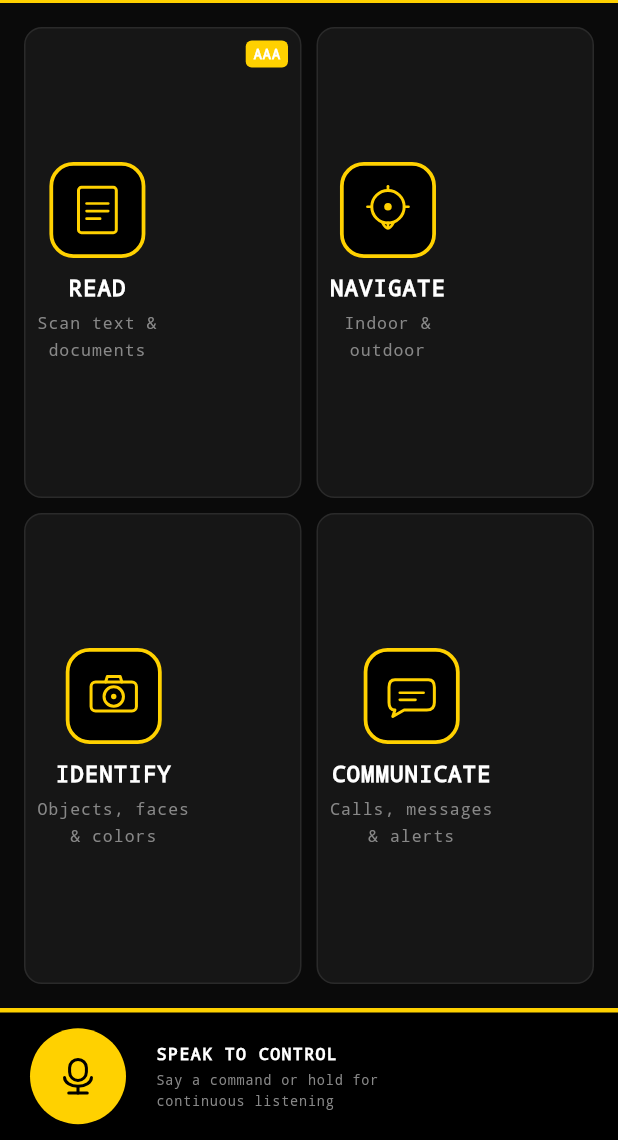
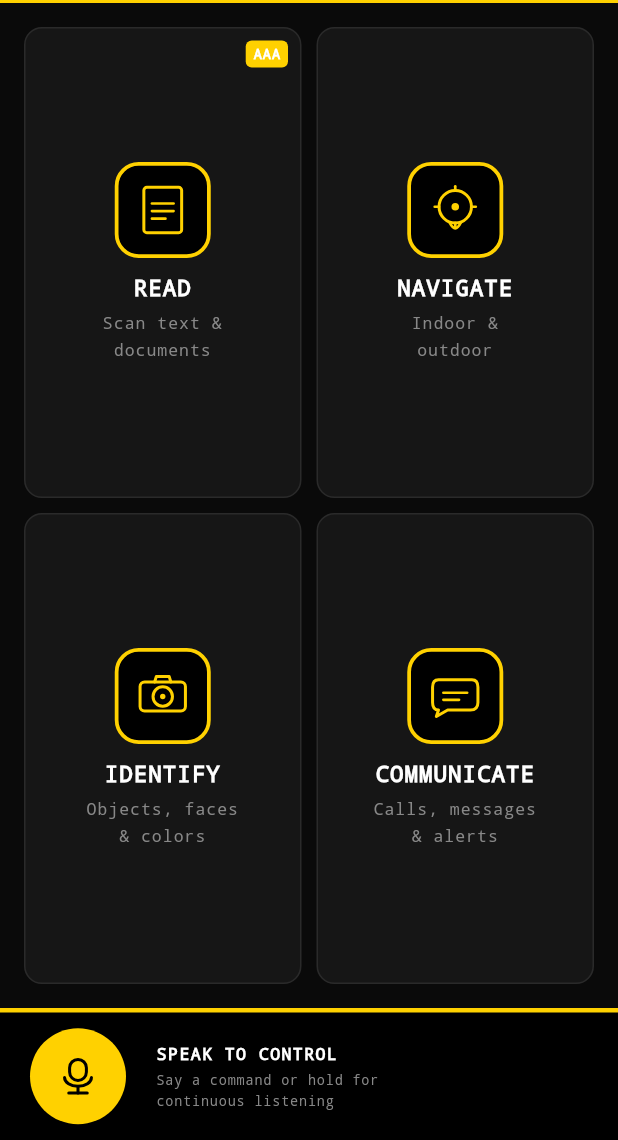
Before and after one commit to jamesbasti/eyeris, a Flutter app: the HomeScreen screen opened directly, on a phone screen of 412 x 824 dp, the part 96-1236 px from its top. Run offline on Flutter 3.47's test engine with Material 3 defaults, Android fonts, the phone set to English and light mode, and no system bars; our stand-ins replace camera, flutter_dotenv, flutter_tts, google_fonts, permission_handler; missing offline and left inert: tflite_flutter.

Commit message:
Improve HubCard layout: use Positioned.fill for better vertical centering of icon and text

```diff
--- a/lib/widgets/hub_card.dart
+++ b/lib/widgets/hub_card.dart
@@ -51,29 +51,25 @@ class _HubCardState extends State<HubCard> {
         onTapCancel: () => setState(() => _pressed = false),
         child: AnimatedContainer(
           duration: const Duration(milliseconds: 80),
-          // No fixed height — fills the Expanded row provided by HubCardGrid.
-          // minHeight still enforces the WCAG touch target floor.
           constraints: const BoxConstraints(
             minHeight: EyerisTouchTargets.hubCard,
           ),
           width: double.infinity,
           height: double.infinity,
           decoration: BoxDecoration(
-            color: _pressed
-                ? const Color(0xFF1A1700) // warm tint on press
-                : EyerisColors.surface,
+            color: _pressed ? const Color(0xFF1A1700) : EyerisColors.surface,
             border: Border.all(
-              color: _pressed
-                  ? EyerisColors.borderFocus
-                  : EyerisColors.border,
+              color: _pressed ? EyerisColors.borderFocus : EyerisColors.border,
               width: EyerisBorders.card,
             ),
             borderRadius: BorderRadius.circular(EyerisRadii.card),
           ),
           child: Stack(
             children: [
-              // Main content
-              Padding(
+              // Positioned.fill makes the Column fill the full card height,
+              // so mainAxisAlignment.center actually centers content.
+              Positioned.fill(
+                child: Padding(
                   padding: const EdgeInsets.symmetric(
                     horizontal: EyerisSpacing.sm,
                     vertical: EyerisSpacing.md,
@@ -96,16 +92,13 @@ class _HubCardState extends State<HubCard> {
                         ),
                         child: Center(child: widget.icon),
                       ),
-
                       const SizedBox(height: EyerisSpacing.sm),
-
                       // Card label
                       Text(
                         widget.label.toUpperCase(),
                         style: EyerisText.cardLabel,
                         textAlign: TextAlign.center,
                       ),
-
                       // Sublabel (optional)
                       if (widget.sublabel != null) ...[
                         const SizedBox(height: 2),
@@ -118,7 +111,7 @@ class _HubCardState extends State<HubCard> {
                     ],
                   ),
                 ),
-
+              ),
               // Badge (top-right corner)
               if (widget.badge != null)
                 Positioned(
```
Lines whose indentation alone changed are shown as unchanged.
